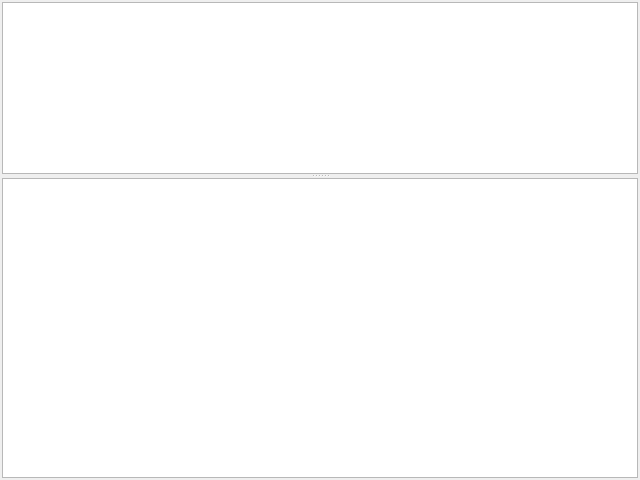
Qt form views/datatable.ui (bendalab/NixView) before a commit.
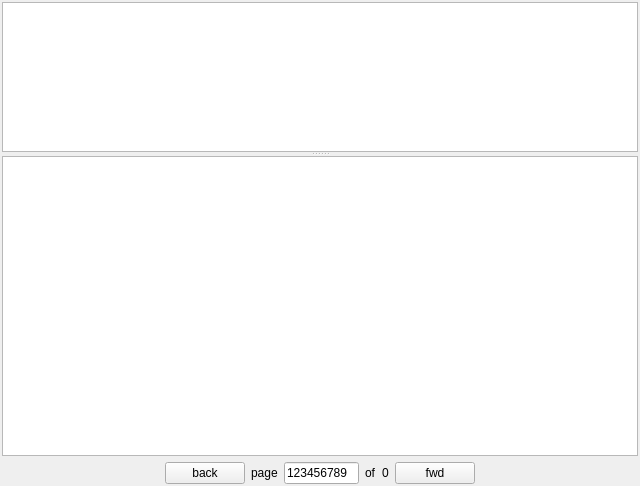
The same form after that commit.

Commit message: [datatable] add page navigation

```diff
--- a/views/datatable.ui
+++ b/views/datatable.ui
@@ -13,7 +13,7 @@
   <property name="windowTitle">
    <string>Form</string>
   </property>
-  <layout class="QHBoxLayout" name="horizontalLayout">
+  <layout class="QVBoxLayout" name="verticalLayout">
    <property name="leftMargin">
     <number>2</number>
    </property>
@@ -64,6 +64,113 @@
      </widget>
     </widget>
    </item>
+   <item>
+    <widget class="QWidget" name="navigation_widget" native="true">
+     <layout class="QHBoxLayout" name="horizontalLayout_2">
+      <property name="leftMargin">
+       <number>0</number>
+      </property>
+      <property name="topMargin">
+       <number>0</number>
+      </property>
+      <property name="rightMargin">
+       <number>0</number>
+      </property>
+      <property name="bottomMargin">
+       <number>0</number>
+      </property>
+      <item>
+       <spacer name="horizontalSpacer">
+        <property name="orientation">
+         <enum>Qt::Horizontal</enum>
+        </property>
+        <property name="sizeHint" stdset="0">
+         <size>
+          <width>40</width>
+          <height>20</height>
+         </size>
+        </property>
+       </spacer>
+      </item>
+      <item>
+       <widget class="QPushButton" name="back_btn">
+        <property name="text">
+         <string>back</string>
+        </property>
+       </widget>
+      </item>
+      <item>
+       <widget class="QLabel" name="label_3">
+        <property name="text">
+         <string>page</string>
+        </property>
+       </widget>
+      </item>
+      <item>
+       <widget class="QLineEdit" name="current_page">
+        <property name="sizePolicy">
+         <sizepolicy hsizetype="Minimum" vsizetype="Fixed">
+          <horstretch>0</horstretch>
+          <verstretch>0</verstretch>
+         </sizepolicy>
+        </property>
+        <property name="minimumSize">
+         <size>
+          <width>75</width>
+          <height>0</height>
+         </size>
+        </property>
+        <property name="maximumSize">
+         <size>
+          <width>75</width>
+          <height>16777215</height>
+         </size>
+        </property>
+        <property name="text">
+         <string>123456789</string>
+        </property>
+        <property name="maxLength">
+         <number>9</number>
+        </property>
+       </widget>
+      </item>
+      <item>
+       <widget class="QLabel" name="label">
+        <property name="text">
+         <string>of</string>
+        </property>
+       </widget>
+      </item>
+      <item>
+       <widget class="QLabel" name="total_count_label">
+        <property name="text">
+         <string>0</string>
+        </property>
+       </widget>
+      </item>
+      <item>
+       <widget class="QPushButton" name="forward_btn">
+        <property name="text">
+         <string>fwd</string>
+        </property>
+       </widget>
+      </item>
+      <item>
+       <spacer name="horizontalSpacer_2">
+        <property name="orientation">
+         <enum>Qt::Horizontal</enum>
+        </property>
+        <property name="sizeHint" stdset="0">
+         <size>
+          <width>40</width>
+          <height>20</height>
+         </size>
+        </property>
+       </spacer>
+      </item>
+     </layout>
+    </widget>
+   </item>
   </layout>
  </widget>
  <resources/>
```
